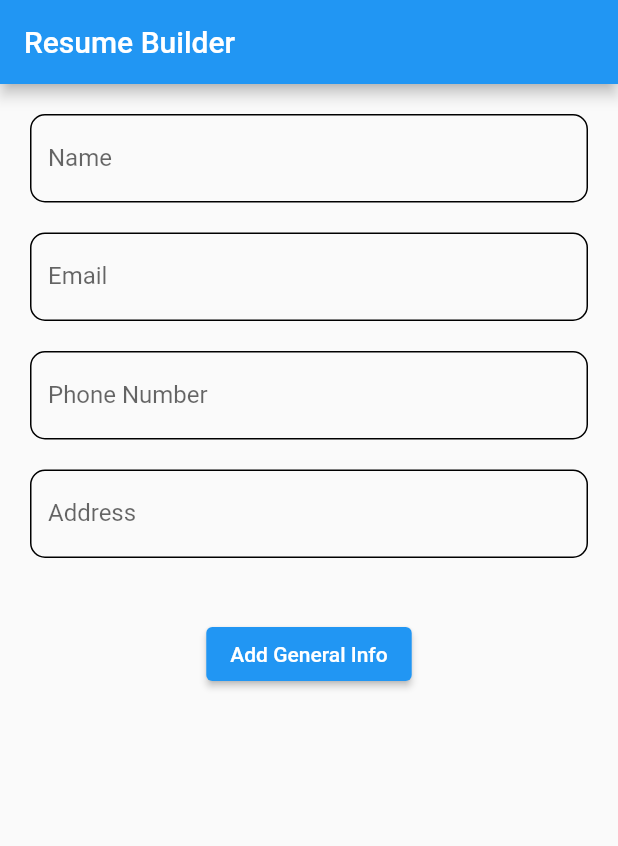
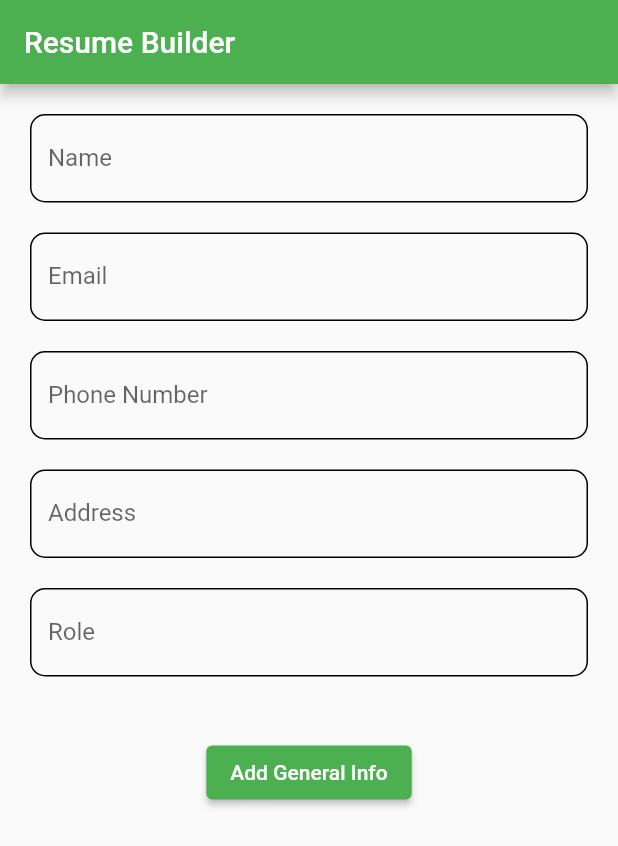
Before and after one commit to hritikadhikari05/resume_builder, a Flutter app: the screen it shows after launch, on a phone screen of 412 x 824 dp. Shown: the top 846 px of the screen. Run offline on Flutter 3.47's test engine with Material 2 defaults, Android fonts, the phone set to English and light mode, and no system bars; our stand-ins replace get, pdf, printing.

Commit message:
Added role field

```diff
--- a/lib/controller/resume-input-controller.dart
+++ b/lib/controller/resume-input-controller.dart
@@ -7,6 +7,8 @@ class ResumeController extends GetxController {
   TextEditingController phoneController = TextEditingController();
   TextEditingController addressController = TextEditingController();
   TextEditingController nameController = TextEditingController();
+  TextEditingController roleController = TextEditingController();
+
   TextEditingController experienceController = TextEditingController();
   TextEditingController experienceDescriptionController =
       TextEditingController();
@@ -59,6 +61,7 @@ class ResumeController extends GetxController {
     educationDescriptionController.dispose();
     jobsController.dispose();
     jobsDescriptionController.dispose();
+    roleController.dispose();
 
     super.onClose();
   }
--- a/lib/data.dart
+++ /dev/null
@@ -1,5 +0,0 @@
-class CustomData {
-  const CustomData({this.name = '[your name]'});
-
-  final String name;
-}
--- a/lib/main.dart
+++ b/lib/main.dart
@@ -6,7 +6,6 @@ import 'package:pdf/pdf.dart';
 import 'package:pdf/widgets.dart' as pw;
 import 'package:printing/printing.dart';
 import 'package:task1/certificates.dart';
-import 'package:task1/data.dart';
 import 'package:task1/resume.dart';
 import 'package:task1/pages/resumeInput.dart';
 import 'package:task1/routes/routes.dart';
@@ -25,7 +24,7 @@ class MyApp extends StatelessWidget {
     return GetMaterialApp(
       title: 'Flutter Demo',
       theme: ThemeData(
-        primarySwatch: Colors.blue,
+        primarySwatch: Colors.green,
       ),
       // home: ResumeInput(),
       getPages: appRoutes(),
--- a/lib/models/generalInfoModel.dart
+++ b/lib/models/generalInfoModel.dart
@@ -5,11 +5,13 @@ class GeneralInfoModel {
   String? email;
   String? phoneNo;
   String? address;
+  String? role;
 
   GeneralInfoModel({
     this.name,
     this.email,
     this.phoneNo,
     this.address,
+    this.role,
   });
 }
--- a/lib/pages/resumeInput.dart
+++ b/lib/pages/resumeInput.dart
@@ -23,6 +23,7 @@ class ResumeInput extends StatelessWidget {
         title: Text("Resume Builder"),
       ),
       body: SafeArea(
+        child: SingleChildScrollView(
           child: Container(
             padding: EdgeInsets.all(20),
             child: Column(
@@ -47,10 +48,14 @@ class ResumeInput extends StatelessWidget {
                         labelText: "Address",
                         controller: resumeController.addressController,
                       ),
+                      CustomTextFormField(
+                        labelText: "Role",
+                        controller: resumeController.roleController,
+                      ),
                     ],
                   ),
                 ),
-              SizedBox(
+                const SizedBox(
                   height: 20,
                 ),
                 ElevatedButton(
@@ -66,6 +71,7 @@ class ResumeInput extends StatelessWidget {
                             email: resumeController.emailController.text,
                             phoneNo: resumeController.phoneController.text,
                             address: resumeController.addressController.text,
+                            role: resumeController.roleController.text,
                           )
                         },
                       );
@@ -77,6 +83,7 @@ class ResumeInput extends StatelessWidget {
             ),
           ),
         ),
+      ),
     );
   }
 }
--- a/lib/pages/verifyDetails.dart
+++ b/lib/pages/verifyDetails.dart
@@ -20,6 +20,7 @@ class VerifyDetails extends StatelessWidget {
         ),
       ),
       body: SafeArea(
+          child: SingleChildScrollView(
         child: Container(
           padding: const EdgeInsets.all(20),
           child: Column(
@@ -94,6 +95,7 @@ class VerifyDetails extends StatelessWidget {
                     )),
               ),
               Column(
+                crossAxisAlignment: CrossAxisAlignment.start,
                 children: argumentData['experiences'].map<Widget>((experience) {
                   return Container(
                     margin: const EdgeInsets.only(bottom: 10),
@@ -193,6 +195,7 @@ class VerifyDetails extends StatelessWidget {
               ),
             ],
           ),
+        ),
       )),
     );
   }
```
Also changed, not shown: lib/pages/addExperience.dart (+5 -2 lines), lib/resume.dart (+3 -5 lines). Lines whose indentation alone changed are shown as unchanged.
